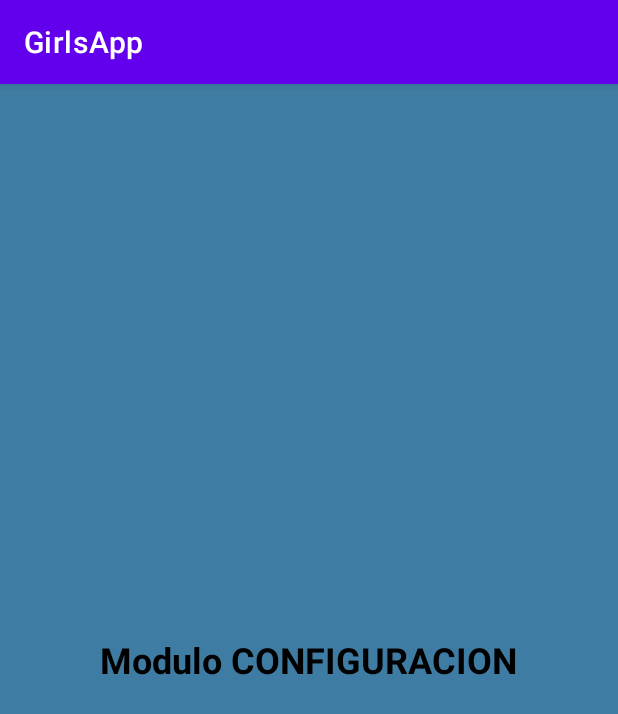
After one commit to Ervinsalva97/GirlsApp, an Android app: the fragment ConfiguracionFragment shown on its own in the app's theme, on a phone screen of 412 x 824 dp. The commit adds this screen. Shown: the top 714 px of the screen. Run offline under Robolectric (Android 15) with nearby library versions, the phone set to English and light mode, and no system bars.

Commit message:
corrección de diseño

```diff
--- a/app/build.gradle
+++ b/app/build.gradle
@@ -43,6 +43,8 @@ dependencies {
     implementation 'com.google.firebase:firebase-auth:21.1.0'
     implementation 'com.google.firebase:firebase-firestore:24.4.1'
     implementation 'com.google.firebase:firebase-database:20.1.0'
+    implementation 'androidx.navigation:navigation-fragment:2.5.3'
+    implementation 'androidx.navigation:navigation-ui:2.5.3'
     testImplementation 'junit:junit:4.13.2'
     androidTestImplementation 'androidx.test.ext:junit:1.1.3'
     androidTestImplementation 'androidx.test.espresso:espresso-core:3.4.0'
--- /dev/null
+++ b/app/src/main/java/com/salazarv/girlsapp/fragment/ConfiguracionFragment.java
@@ -0,0 +1,65 @@
+package com.salazarv.girlsapp.fragment;
+
+import android.os.Bundle;
+import android.view.LayoutInflater;
+import android.view.View;
+import android.view.ViewGroup;
+
+import androidx.fragment.app.Fragment;
+
+import com.salazarv.girlsapp.R;
+
+/**
+ * A simple {@link Fragment} subclass.
+ * Use the {@link ConfiguracionFragment#newInstance} factory method to
+ * create an instance of this fragment.
+ */
+public class ConfiguracionFragment extends Fragment {
+
+    // TODO: Rename parameter arguments, choose names that match
+    // the fragment initialization parameters, e.g. ARG_ITEM_NUMBER
+    private static final String ARG_PARAM1 = "param1";
+    private static final String ARG_PARAM2 = "param2";
+
+    // TODO: Rename and change types of parameters
+    private String mParam1;
+    private String mParam2;
+
+    public ConfiguracionFragment() {
+        // Required empty public constructor
+    }
+
+    /**
+     * Use this factory method to create a new instance of
+     * this fragment using the provided parameters.
+     *
+     * @param param1 Parameter 1.
+     * @param param2 Parameter 2.
+     * @return A new instance of fragment ConfiguracionFragment.
+     */
+    // TODO: Rename and change types and number of parameters
+    public static ConfiguracionFragment newInstance(String param1, String param2) {
+        ConfiguracionFragment fragment = new ConfiguracionFragment();
+        Bundle args = new Bundle();
+        args.putString(ARG_PARAM1, param1);
+        args.putString(ARG_PARAM2, param2);
+        fragment.setArguments(args);
+        return fragment;
+    }
+
+    @Override
+    public void onCreate(Bundle savedInstanceState) {
+        super.onCreate(savedInstanceState);
+        if (getArguments() != null) {
+            mParam1 = getArguments().getString(ARG_PARAM1);
+            mParam2 = getArguments().getString(ARG_PARAM2);
+        }
+    }
+
+    @Override
+    public View onCreateView(LayoutInflater inflater, ViewGroup container,
+                             Bundle savedInstanceState) {
+        // Inflate the layout for this fragment
+        return inflater.inflate(R.layout.fragment_configuracion, container, false);
+    }
+}
--- /dev/null
+++ b/app/src/main/res/drawable/ic_baseline_home_24.xml
@@ -0,0 +1,5 @@
+<vector android:height="24dp" android:tint="#656565"
+    android:viewportHeight="24" android:viewportWidth="24"
+    android:width="24dp" xmlns:android="http://schemas.android.com/apk/res/android">
+    <path android:fillColor="@android:color/white" android:pathData="M10,20v-6h4v6h5v-8h3L12,3 2,12h3v8z"/>
+</vector>
--- /dev/null
+++ b/app/src/main/res/drawable/ic_baseline_person_24.xml
@@ -0,0 +1,5 @@
+<vector android:height="24dp" android:tint="#656565"
+    android:viewportHeight="24" android:viewportWidth="24"
+    android:width="24dp" xmlns:android="http://schemas.android.com/apk/res/android">
+    <path android:fillColor="@android:color/white" android:pathData="M12,12c2.21,0 4,-1.79 4,-4s-1.79,-4 -4,-4 -4,1.79 -4,4 1.79,4 4,4zM12,14c-2.67,0 -8,1.34 -8,4v2h16v-2c0,-2.66 -5.33,-4 -8,-4z"/>
+</vector>
--- /dev/null
+++ b/app/src/main/res/drawable/ic_baseline_settings_24.xml
@@ -0,0 +1,5 @@
+<vector android:height="24dp" android:tint="#656565"
+    android:viewportHeight="24" android:viewportWidth="24"
+    android:width="24dp" xmlns:android="http://schemas.android.com/apk/res/android">
+    <path android:fillColor="@android:color/white" android:pathData="M19.14,12.94c0.04,-0.3 0.06,-0.61 0.06,-0.94c0,-0.32 -0.02,-0.64 -0.07,-0.94l2.03,-1.58c0.18,-0.14 0.23,-0.41 0.12,-0.61l-1.92,-3.32c-0.12,-0.22 -0.37,-0.29 -0.59,-0.22l-2.39,0.96c-0.5,-0.38 -1.03,-0.7 -1.62,-0.94L14.4,2.81c-0.04,-0.24 -0.24,-0.41 -0.48,-0.41h-3.84c-0.24,0 -0.43,0.17 -0.47,0.41L9.25,5.35C8.66,5.59 8.12,5.92 7.63,6.29L5.24,5.33c-0.22,-0.08 -0.47,0 -0.59,0.22L2.74,8.87C2.62,9.08 2.66,9.34 2.86,9.48l2.03,1.58C4.84,11.36 4.8,11.69 4.8,12s0.02,0.64 0.07,0.94l-2.03,1.58c-0.18,0.14 -0.23,0.41 -0.12,0.61l1.92,3.32c0.12,0.22 0.37,0.29 0.59,0.22l2.39,-0.96c0.5,0.38 1.03,0.7 1.62,0.94l0.36,2.54c0.05,0.24 0.24,0.41 0.48,0.41h3.84c0.24,0 0.44,-0.17 0.47,-0.41l0.36,-2.54c0.59,-0.24 1.13,-0.56 1.62,-0.94l2.39,0.96c0.22,0.08 0.47,0 0.59,-0.22l1.92,-3.32c0.12,-0.22 0.07,-0.47 -0.12,-0.61L19.14,12.94zM12,15.6c-1.98,0 -3.6,-1.62 -3.6,-3.6s1.62,-3.6 3.6,-3.6s3.6,1.62 3.6,3.6S13.98,15.6 12,15.6z"/>
+</vector>
--- /dev/null
+++ b/app/src/main/res/layout/fragment_configuracion.xml
@@ -0,0 +1,19 @@
+<?xml version="1.0" encoding="utf-8"?>
+<FrameLayout xmlns:android="http://schemas.android.com/apk/res/android"
+    xmlns:tools="http://schemas.android.com/tools"
+    android:layout_width="match_parent"
+    android:layout_height="match_parent"
+    tools:context=".fragment.ConfiguracionFragment"
+    android:background="#3f7ca3">
+
+    <!-- TODO: Update blank fragment layout -->
+    <TextView
+        android:layout_width="wrap_content"
+        android:layout_height="wrap_content"
+        android:textColor="#000000"
+        android:layout_gravity="center"
+        android:textStyle="bold"
+        android:textSize="24sp"
+        android:text="Modulo CONFIGURACION" />
+
+</FrameLayout>
--- a/app/src/main/res/values/dimens.xml
+++ b/app/src/main/res/values/dimens.xml
@@ -2,4 +2,7 @@
     <!-- Default screen margins, per the Android Design guidelines. -->
     <dimen name="fragment_horizontal_margin">16dp</dimen>
     <dimen name="fragment_vertical_margin">16dp</dimen>
+    <!-- Default screen margins, per the Android Design guidelines. -->
+    <dimen name="activity_horizontal_margin">16dp</dimen>
+    <dimen name="activity_vertical_margin">16dp</dimen>
 </resources>
--- a/app/src/main/res/values/strings.xml
+++ b/app/src/main/res/values/strings.xml
@@ -11,4 +11,8 @@
     <string name="login_failed">"Login failed"</string>
     <!-- TODO: Remove or change this placeholder text -->
     <string name="hello_blank_fragment">Hello blank fragment</string>
+    <string name="title_activity_main2">MainActivity2</string>
+    <string name="title_home">Home</string>
+    <string name="title_dashboard">Dashboard</string>
+    <string name="title_notifications">Notifications</string>
 </resources>
```
Also changed, not shown: app/src/main/AndroidManifest.xml (+7 -5 lines), app/src/main/java/com/salazarv/girlsapp/MainActivity.java (+11 -6 lines), app/src/main/java/com/salazarv/girlsapp/Principal.java (added, +53 -0 lines), app/src/main/java/com/salazarv/girlsapp/fragment/InicioFragment.java (added, +65 -0 lines), app/src/main/java/com/salazarv/girlsapp/fragment/PerfilFragment.java (added, +65 -0 lines), app/src/main/res/layout/activity_principal.xml (added, +32 -0 lines), app/src/main/res/layout/fragment_inicio.xml (added, +19 -0 lines), app/src/main/res/layout/fragment_perfil.xml (added, +19 -0 lines), app/src/main/res/menu/bottom_nav_menu.xml (added, +19 -0 lines).
